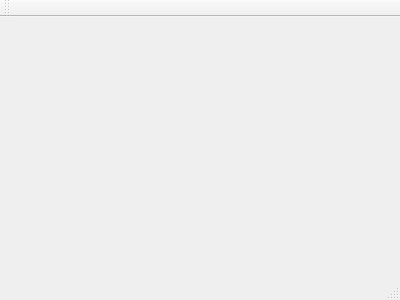
Old version of the form windows.ui in the repository 851896022/MCU90640_Test.
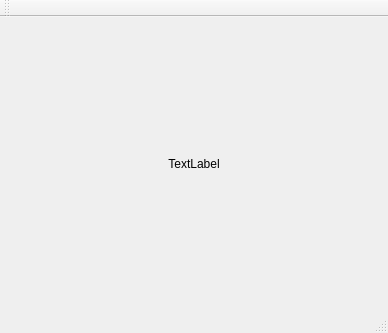
New version of the form.

```diff
--- a/windows.ui
+++ b/windows.ui
@@ -1,24 +1,58 @@
 <ui version="4.0">
  <class>Windows</class>
- <widget class="QMainWindow" name="Windows" >
-  <property name="geometry" >
+ <widget class="QMainWindow" name="Windows">
+  <property name="geometry">
    <rect>
     <x>0</x>
     <y>0</y>
-    <width>400</width>
-    <height>300</height>
+    <width>388</width>
+    <height>333</height>
    </rect>
   </property>
   <property name="windowTitle" >
    <string>Windows</string>
   </property>
-  <widget class="QMenuBar" name="menuBar" />
-  <widget class="QToolBar" name="mainToolBar" />
-  <widget class="QWidget" name="centralWidget" />
-  <widget class="QStatusBar" name="statusBar" />
+  <widget class="QWidget" name="centralWidget">
+   <layout class="QVBoxLayout" name="verticalLayout">
+    <item>
+     <widget class="QLabel" name="imgLabel">
+      <property name="sizePolicy">
+       <sizepolicy hsizetype="Ignored" vsizetype="Ignored">
+        <horstretch>0</horstretch>
+        <verstretch>0</verstretch>
+       </sizepolicy>
+      </property>
+      <property name="text">
+       <string>TextLabel</string>
+      </property>
+      <property name="alignment">
+       <set>Qt::AlignCenter</set>
+      </property>
+     </widget>
+    </item>
+   </layout>
+  </widget>
+  <widget class="QMenuBar" name="menuBar">
+   <property name="geometry">
+    <rect>
+     <x>0</x>
+     <y>0</y>
+     <width>388</width>
+     <height>23</height>
+    </rect>
+   </property>
+  </widget>
+  <widget class="QToolBar" name="mainToolBar">
+   <attribute name="toolBarArea">
+    <enum>TopToolBarArea</enum>
+   </attribute>
+   <attribute name="toolBarBreak">
+    <bool>false</bool>
+   </attribute>
+  </widget>
+  <widget class="QStatusBar" name="statusBar"/>
  </widget>
- <layoutDefault spacing="6" margin="11" />
- <pixmapfunction></pixmapfunction>
+ <layoutdefault spacing="6" margin="11"/>
  <resources/>
  <connections/>
 </ui>
```
Left out of the diff: 3 changed lines with no effect on the pictures.
